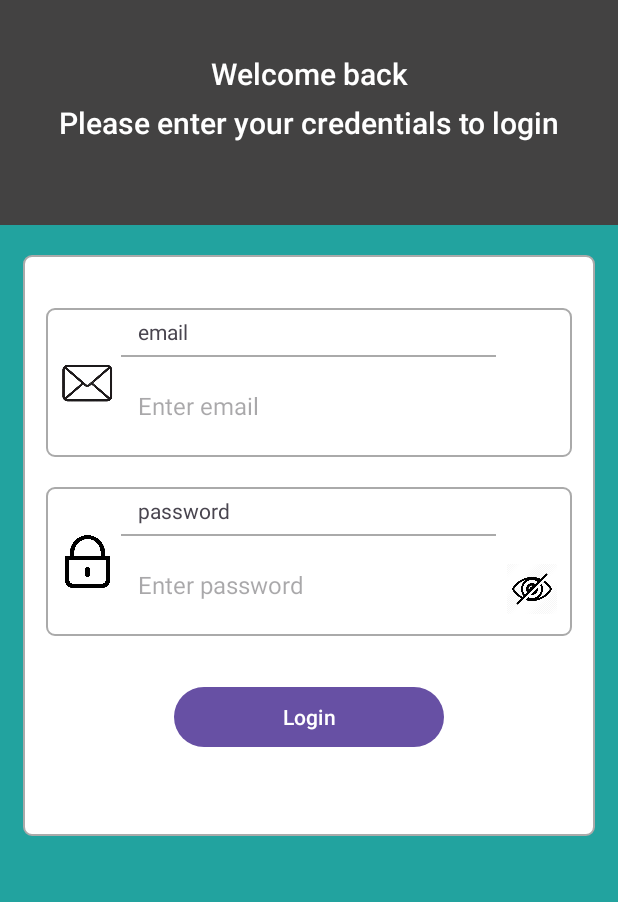
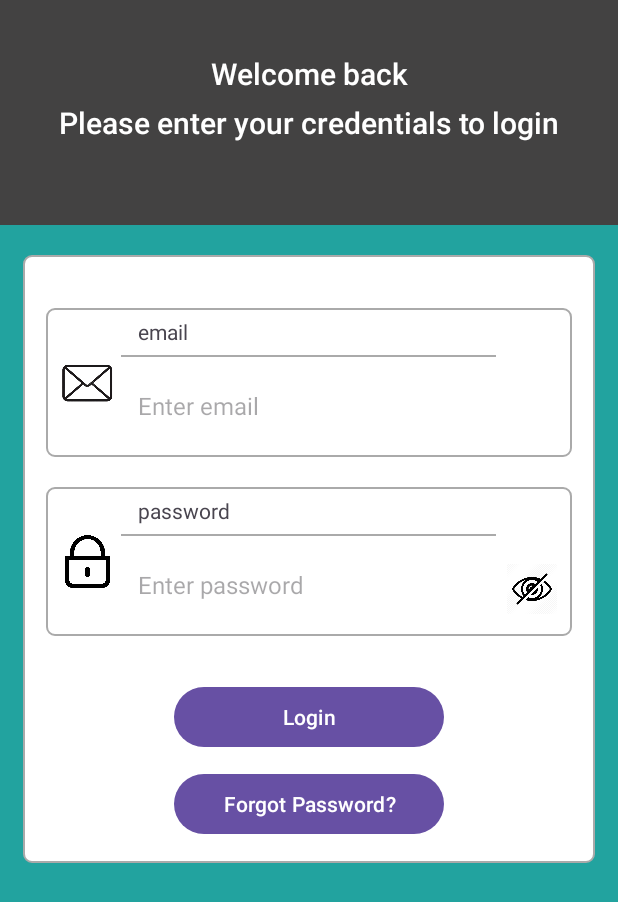
Before and after one commit to Ishatvb/Expense_Tracker, an Android app: the LoginActivity screen opened directly, with no data from a screen before it, on a phone screen of 412 x 824 dp. Shown: the top 902 px of the screen. Run offline under Robolectric (Android 15) with nearby library versions, the phone set to English and light mode, and no system bars; our stand-ins replace Firebase (no records; nobody signed in at launch, a user with empty details on screens opened directly); 1 statement that could not run was skipped.

Commit message:
latest updates

```diff
--- a/app/src/main/res/layout/activity_login.xml
+++ b/app/src/main/res/layout/activity_login.xml
@@ -170,6 +170,15 @@
                 android:layout_marginStart="70dp"
                 android:layout_centerHorizontal="true"
                 android:text="Login" />
+            <Button
+                android:id="@+id/button_forgot_password"
+                android:layout_width="180dp"
+                android:layout_height="wrap_content"
+                android:layout_marginTop="10dp"
+                android:layout_marginStart="70dp"
+                android:layout_centerHorizontal="true"
+                android:layout_below="@+id/button_login"
+                android:text="Forgot Password?" />
 
             <LinearLayout
                 android:layout_width="wrap_content"
--- a/app/src/main/res/menu/common_menu.xml
+++ b/app/src/main/res/menu/common_menu.xml
@@ -3,7 +3,7 @@
     xmlns:android="http://schemas.android.com/apk/res/android">
 
     <item android:title="Refresh"
-
+        android:id="@+id/menu_refresh"
         android:icon="@drawable/ic_refresh_white"
         android:alphabeticShortcut="r"
         android:orderInCategory="1"
```
Also changed, not shown: app/src/main/java/com/example/vyay_expense_tracker/UserProfileActivity.java (+36 -0 lines).
